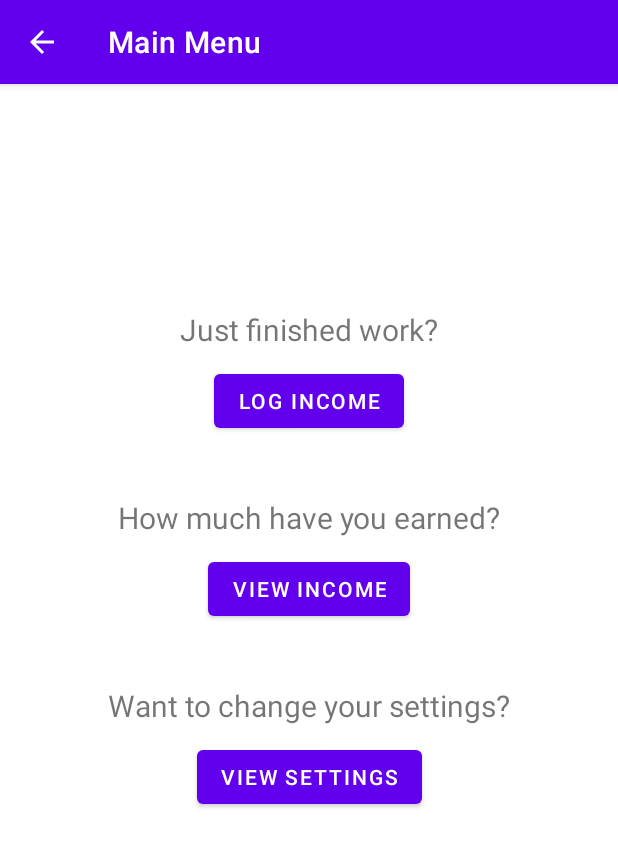
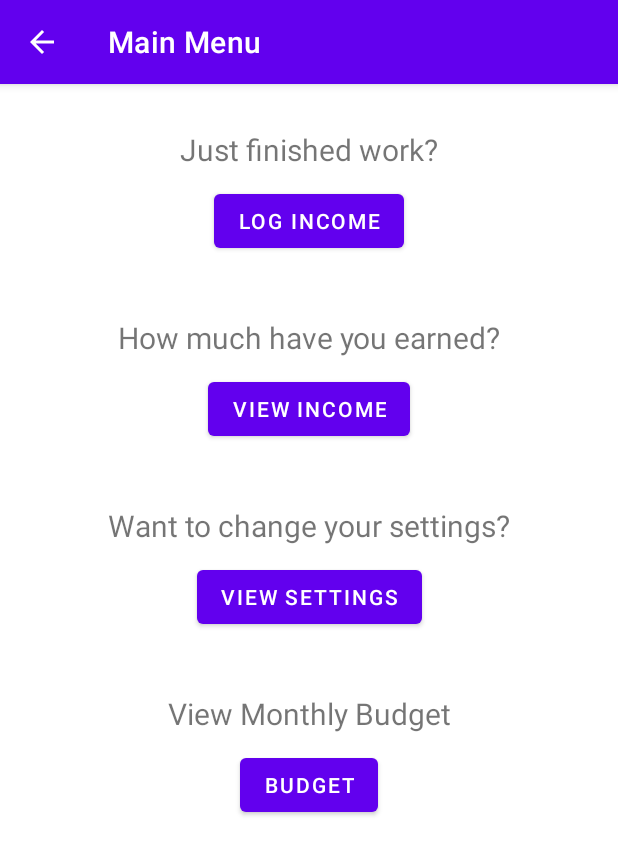
Before and after one commit to MackenzieNelson/Capstone---ServiceSolutions-TipTracker, an Android app: the JobMenuActivity screen opened directly, with no data from a screen before it, on a phone screen of 412 x 824 dp. Shown: the top 855 px of the screen. Run offline under Robolectric (Android 15) with nearby library versions, the phone set to English and light mode, and no system bars.

Commit message:
fix merge changes

```diff
--- a/app/src/main/java/edu/cvtc/servicesolutions/tip_tracker/JobMenuActivity.java
+++ b/app/src/main/java/edu/cvtc/servicesolutions/tip_tracker/JobMenuActivity.java
@@ -30,4 +30,9 @@ public class JobMenuActivity extends AppCompatActivity {
         Intent intent = new Intent(this, SettingsActivity.class);
         startActivity(intent);
     }
+
+    public void openBudget(View view) {
+        Intent intent = new Intent(this, BudgetActivity.class);
+        startActivity(intent);
+    }
 }
--- a/app/src/main/res/layout/activity_job_menu.xml
+++ b/app/src/main/res/layout/activity_job_menu.xml
@@ -11,7 +11,7 @@
         android:layout_width="wrap_content"
         android:layout_height="wrap_content"
         android:layout_marginStart="16dp"
-        android:layout_marginTop="150dp"
+        android:layout_marginTop="30dp"
         android:layout_marginEnd="16dp"
         android:text="@string/finished_work"
         android:textSize="20sp"
@@ -85,4 +85,33 @@
         app:layout_constraintStart_toStartOf="parent"
         app:layout_constraintTop_toBottomOf="@+id/change_settings"
         tools:layout_constraintTop_toBottomOf="@id/change_settings" />
+
+    <TextView
+        android:id="@+id/view_budget"
+        android:layout_width="wrap_content"
+        android:layout_height="wrap_content"
+        android:layout_marginStart="16dp"
+        android:layout_marginTop="40dp"
+        android:layout_marginEnd="16dp"
+        android:text="@string/view_budget"
+        android:textSize="20sp"
+        app:layout_constraintEnd_toEndOf="parent"
+        app:layout_constraintStart_toStartOf="parent"
+        app:layout_constraintTop_toBottomOf="@+id/view_settings_button"
+        tools:layout_constraintTop_toBottomOf="@id/view_settings_button" />
+
+    <Button
+        android:id="@+id/view_budget_button"
+        android:layout_width="wrap_content"
+        android:layout_height="wrap_content"
+        android:layout_marginTop="10dp"
+        android:layout_marginStart="16dp"
+        android:layout_marginEnd="16dp"
+        android:text="@string/budget"
+        android:onClick="openBudget"
+        app:layout_constraintEnd_toEndOf="parent"
+        app:layout_constraintStart_toStartOf="parent"
+        app:layout_constraintTop_toBottomOf="@+id/view_budget"
+        tools:layout_constraintTop_toBottomOf="@id/view_budget" />
+
 </androidx.constraintlayout.widget.ConstraintLayout>
```
